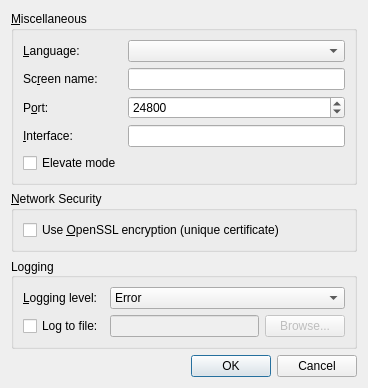
This is src/gui/res/SettingsDialogBase.ui in deskflow/deskflow as Qt 5 draws it before an edit. The edited form follows.
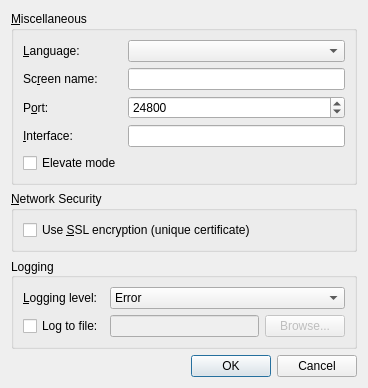
This is the edited form.

Commit message: Changed OpenSSL to SSL in GUI settings #4313

```diff
--- a/src/gui/res/SettingsDialogBase.ui
+++ b/src/gui/res/SettingsDialogBase.ui
@@ -145,7 +145,7 @@
       <item row="0" column="0">
        <widget class="QCheckBox" name="m_pCheckBoxEnableCrypto">
         <property name="text">
-         <string>Use &amp;OpenSSL encryption (unique certificate)</string>
+         <string>Use &amp;SSL encryption (unique certificate)</string>
         </property>
        </widget>
       </item>
```
